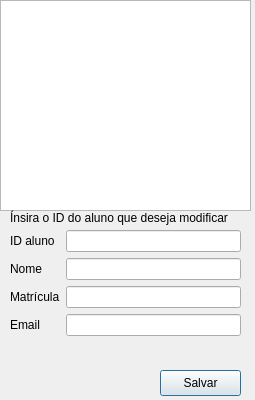
Qt form userUpdate.ui (Gaffaell/projeto-agenda) before a commit.
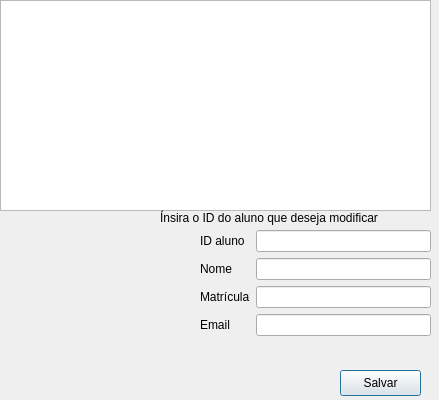
The same form after that commit.

```diff
--- a/userUpdate.ui
+++ b/userUpdate.ui
@@ -6,7 +6,7 @@
    <rect>
     <x>0</x>
     <y>0</y>
-    <width>255</width>
+    <width>439</width>
     <height>400</height>
    </rect>
   </property>
@@ -18,7 +18,7 @@
     <rect>
      <x>0</x>
      <y>0</y>
-     <width>251</width>
+     <width>431</width>
      <height>211</height>
     </rect>
    </property>
@@ -26,7 +26,7 @@
   <widget class="QWidget" name="formLayoutWidget">
    <property name="geometry">
     <rect>
-     <x>10</x>
+     <x>200</x>
      <y>230</y>
      <width>231</width>
      <height>131</height>
@@ -78,7 +78,7 @@
   <widget class="QPushButton" name="userUpdateButton">
    <property name="geometry">
     <rect>
-     <x>160</x>
+     <x>340</x>
      <y>370</y>
      <width>81</width>
      <height>26</height>
@@ -91,9 +91,9 @@
   <widget class="QLabel" name="label_5">
    <property name="geometry">
     <rect>
-     <x>10</x>
+     <x>160</x>
      <y>210</y>
-     <width>221</width>
+     <width>271</width>
      <height>16</height>
     </rect>
    </property>
```
